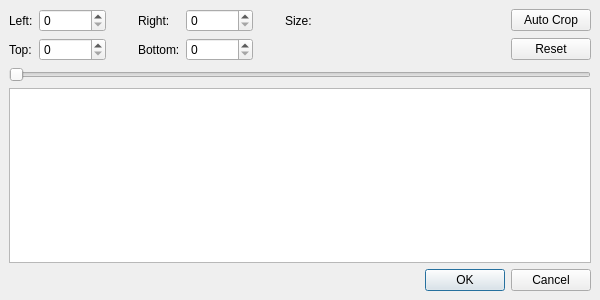
Old version of the form avidemux_plugins/ADM_videoFilters6/crop/qt5/crop.ui in the repository mean00/avidemux2.
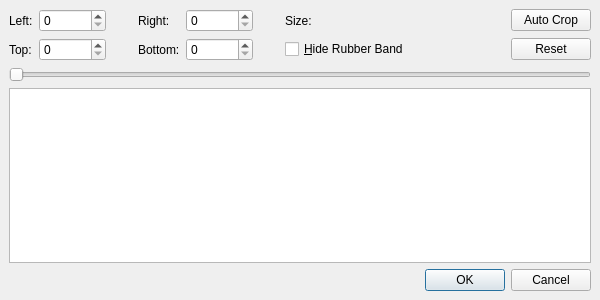
New version of the form. Custom widgets are drawn as their Qt base class.

Commit message: [crop] Allow to hide the rubber band

Patch:
```diff
--- a/avidemux_plugins/ADM_videoFilters6/crop/qt5/crop.ui
+++ b/avidemux_plugins/ADM_videoFilters6/crop/qt5/crop.ui
@@ -187,6 +187,16 @@
        </property>
       </spacer>
      </item>
+     <item row="1" column="6">
+      <widget class="QCheckBox" name="checkBoxRubber">
+       <property name="enabled">
+        <bool>true</bool>
+       </property>
+       <property name="text">
+        <string>&amp;Hide Rubber Band</string>
+       </property>
+      </widget>
+     </item>
     </layout>
    </item>
    <item>
```
Left out of the diff: 1 changed line with no effect on the pictures. The commit also changes 6 other files.
